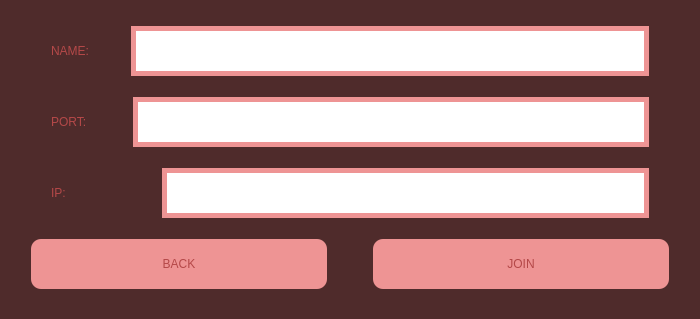
Divljo31/MATFWars, file MATFWars/join.ui: the form before one commit.
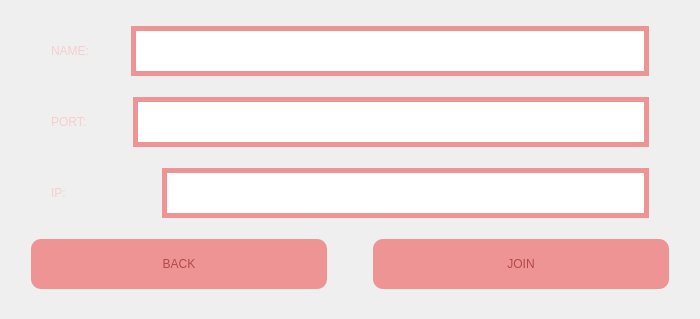
The form after the commit. Icons and pictures are not drawn.

Diff of the .ui file:
```diff
--- a/MATFWars/join.ui
+++ b/MATFWars/join.ui
@@ -27,7 +27,7 @@
   </property>
   <property name="styleSheet">
    <string notr="true">#Join{
-background-color: rgb(79, 43, 43);
+	border-image: url(:/background/background2.jpg);
 }</string>
   </property>
   <layout class="QVBoxLayout" name="verticalLayout">
@@ -53,7 +53,7 @@
       <widget class="QLabel" name="name_label">
        <property name="styleSheet">
         <string notr="true">font: 600 20pt &quot;URW Bookman&quot;;
-color: rgb(180, 72, 72);</string>
+color: rgb(246, 206, 206);</string>
        </property>
        <property name="text">
         <string>NAME:</string>
@@ -131,7 +131,7 @@
       <widget class="QLabel" name="port_label">
        <property name="styleSheet">
         <string notr="true">font: 600 20pt &quot;URW Bookman&quot;;
-color: rgb(180, 72, 72);
+color: rgb(246, 206, 206);
 </string>
        </property>
        <property name="text">
@@ -210,7 +210,7 @@
       <widget class="QLabel" name="ip_label">
        <property name="styleSheet">
         <string notr="true">font: 600 20pt &quot;URW Bookman&quot;;
-color: rgb(180, 72, 72);
+color: rgb(246, 206, 206);
 </string>
        </property>
        <property name="text">
```
